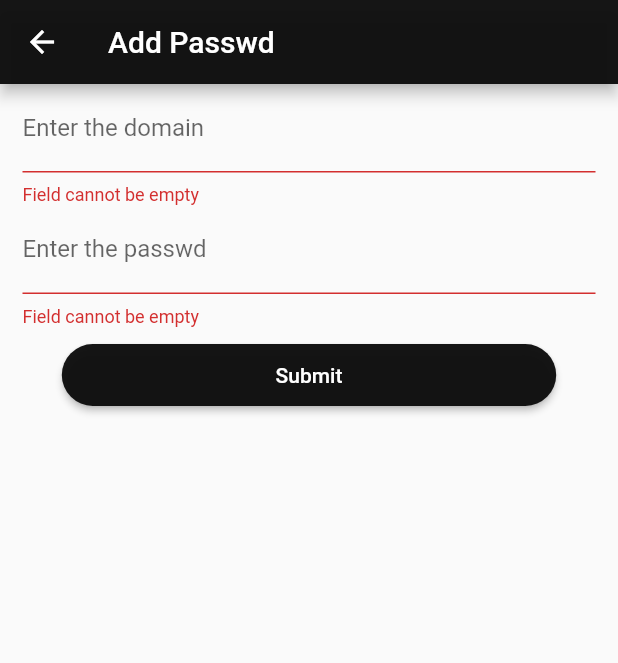
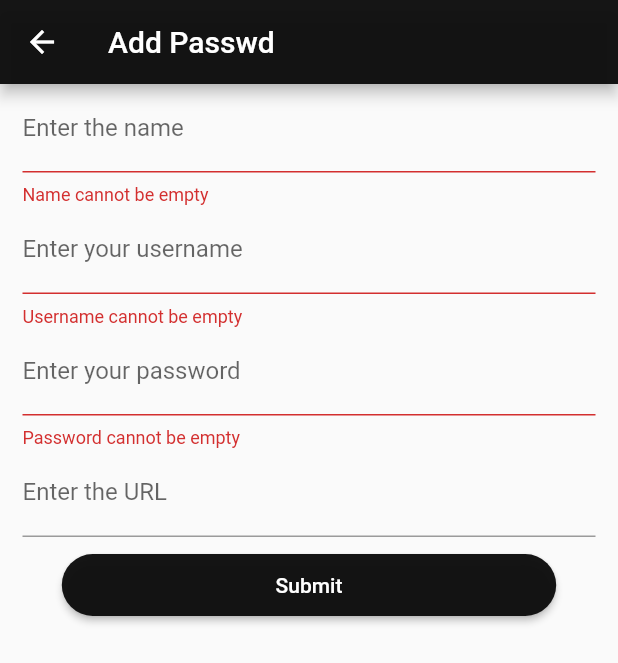
Before and after one commit to theTrivia/pssswd, a Flutter app: the AddPasswd screen opened directly, after a tap on "Submit", on a phone screen of 412 x 824 dp. Shown: the top 663 px of the screen. Run offline on Flutter 3.47's test engine with Material 2 defaults, Android fonts, the phone set to English and light mode, and no system bars; our stand-ins replace cloud_firestore, firebase_auth, firebase_core, flutter_dotenv, flutter_secure_storage, flutter_spinkit and 4 more; missing offline and left inert: crypt, encrypt, flutter_config; accounts and stored records are empty; generated files the repository leaves out were written again.

Commit message:
user can now add username and url

```diff
--- a/lib/components/changePassword.dart
+++ b/lib/components/changePassword.dart
@@ -9,12 +9,12 @@ import '../providers/user_entries.dart';
 
 class ChangePassword extends StatefulWidget {
   var entry_id;
-  var domain;
+  var name;
   var newPassword;
 
   ChangePassword(
     this.entry_id,
-    this.domain,
+    this.name,
     this.newPassword,
   );
 
@@ -94,7 +94,7 @@ class _ChangePasswordState extends State<ChangePassword> {
                     .fetchEntries();
                 Fluttertoast.showToast(
                     msg:
-                        'Your password for entry ${widget.domain} has been changed');
+                        'Your password for entry ${widget.name} has been changed');
                 Navigator.pop(context);
               },
               child: Text(
--- a/lib/components/passwdCard.dart
+++ b/lib/components/passwdCard.dart
@@ -13,7 +13,7 @@ import '../screens/addPasswd.dart';
 import '../functions/passwordDecrypter.dart';
 
 class PasswdCard extends StatefulWidget {
-  var domain;
+  var name;
   var password_key;
   var password;
   var entry_id;
@@ -22,7 +22,7 @@ class PasswdCard extends StatefulWidget {
   var randForKeyToStore;
 
   PasswdCard(
-    this.domain,
+    this.name,
     this.password,
     this.randForKeyToStore,
     this.randForIV,
@@ -57,9 +57,9 @@ class _PasswdCardState extends State<PasswdCard> {
               Container(
                 width: mediaQuery.size.width * 0.65,
                 child: Text(
-                  (widget.domain.length > 15
-                      ? '${widget.domain.substring(0, 15)}...'
-                      : widget.domain),
+                  (widget.name.length > 15
+                      ? '${widget.name.substring(0, 15)}...'
+                      : widget.name),
                   style: TextStyle(
                     fontWeight: FontWeight.bold,
                   ),
@@ -104,13 +104,13 @@ class _PasswdCardState extends State<PasswdCard> {
                     widget.randForIV,
                     masterPassword);
                 print(decryptedPassword);
-                print(widget.domain);
+                print(widget.name);
                 print(widget.entry_id);
                 var res = await Navigator.push(
                   context,
                   MaterialPageRoute(
                     builder: (context) => EditPassword(
-                        widget.domain, decryptedPassword, widget.entry_id),
+                        widget.name, decryptedPassword, widget.entry_id),
                   ),
                 );
               },
--- a/lib/models/passwd.dart
+++ b/lib/models/passwd.dart
@@ -1,15 +1,19 @@
 import 'package:cloud_firestore/cloud_firestore.dart';
 
-class Passwd {
+class PasswordEntry {
   final String user_id;
   final Timestamp timestamp;
-  final String domain;
+  final String name;
   final String password;
+  final String username;
+  final String url;
 
-  Passwd({
+  PasswordEntry({
     required this.user_id,
-    required this.domain,
+    required this.name,
+    required this.username,
     required this.password,
     required this.timestamp,
+    required this.url,
   });
 }
--- a/lib/screens/addPasswd.dart
+++ b/lib/screens/addPasswd.dart
@@ -17,9 +17,11 @@ class AddPasswd extends StatefulWidget {
 
 class _AddPasswdState extends State<AddPasswd> {
   final secureStorage = new FlutterSecureStorage();
-  final enteredDomain = TextEditingController();
+  final enteredName = TextEditingController();
 
-  final enteredPasswd = TextEditingController();
+  final enteredPassword = TextEditingController();
+  final enteredUsername = TextEditingController();
+  final enteredUrl = TextEditingController();
   var _uid;
   final GlobalKey<FormState> _addPasswordFormValidationKey =
       GlobalKey<FormState>();
@@ -40,25 +42,39 @@ class _AddPasswdState extends State<AddPasswd> {
               children: [
                 TextFormField(
                   decoration: InputDecoration(
-                    labelText: 'Enter the domain',
+                    labelText: 'Enter the name',
                   ),
-                  controller: enteredDomain,
+                  controller: enteredName,
                   validator: (val) {
                     if (val == '') {
-                      return "Field cannot be empty";
+                      return "Name cannot be empty";
                     }
                     return null;
                   },
                 ),
                 TextFormField(
-                  decoration: InputDecoration(labelText: 'Enter the passwd'),
-                  controller: enteredPasswd,
+                  decoration: InputDecoration(labelText: 'Enter your username'),
+                  controller: enteredUsername,
                   validator: (val) {
                     if (val == '') {
-                      return "Field cannot be empty";
+                      return "Username cannot be empty";
                     }
                     return null;
                   },
+                ),
+                TextFormField(
+                  decoration: InputDecoration(labelText: 'Enter your password'),
+                  controller: enteredPassword,
+                  validator: (val) {
+                    if (val == '') {
+                      return "Password cannot be empty";
+                    }
+                    return null;
+                  },
+                ),
+                TextFormField(
+                  decoration: InputDecoration(labelText: 'Enter the URL'),
+                  controller: enteredUrl,
                 ),
                 ButtonTheme(
                   minWidth: mediaQuery.size.width * 0.8,
@@ -69,19 +85,21 @@ class _AddPasswdState extends State<AddPasswd> {
                       onPressed: () async {
                         if (_addPasswordFormValidationKey.currentState!
                             .validate()) {}
-                        if (enteredDomain.text == '' ||
-                            enteredPasswd.text == '') {
-                          print('Entered Domain/Password cannot be null');
+                        if (enteredName.text == '' ||
+                            enteredPassword.text == '') {
+                          print('Entered Name/Password cannot be null');
                           return;
                         }
                         _uid = await secureStorage.read(key: 'loggedInUserId');
 
                         Random random = new Random();
-                        final newEntry = Passwd(
+                        final newEntry = PasswordEntry(
                           user_id: _uid,
-                          domain: enteredDomain.text,
-                          password: enteredPasswd.text,
+                          name: enteredName.text,
+                          username: enteredUsername.text,
+                          password: enteredPassword.text,
                           timestamp: Timestamp.now(),
+                          url: enteredUrl.text,
                         );
 
                         var masterPassword =
@@ -93,7 +111,7 @@ class _AddPasswdState extends State<AddPasswd> {
 
                         final newEntryPush = {
                           "user_id": newEntry.user_id,
-                          "domain": newEntry.domain,
+                          "name": newEntry.name,
                           "password": encryptedPasswordMap['encryptedPassword'],
                           "randForKeyToStore":
                               encryptedPasswordMap['randForKeyToStore'],
@@ -101,7 +119,7 @@ class _AddPasswdState extends State<AddPasswd> {
                           "timestamp": newEntry.timestamp,
                         };
 
-                        if (newEntry.domain.isEmpty ||
+                        if (newEntry.name.isEmpty ||
                             newEntry.password.isEmpty) {
                           return;
                         }
--- a/lib/screens/editPassword.dart
+++ b/lib/screens/editPassword.dart
@@ -13,10 +13,10 @@ import '../components/changePassword.dart';
 
 class EditPassword extends StatefulWidget {
   final password;
-  final domain;
+  final name;
   final entry_id;
 
-  EditPassword(this.domain, this.password, this.entry_id);
+  EditPassword(this.name, this.password, this.entry_id);
 
   @override
   State<EditPassword> createState() => _EditPasswordState();
@@ -28,8 +28,8 @@ class _EditPasswordState extends State<EditPassword> {
 
   var _isPasswordVisible = false;
 
-  TextEditingController get newDomainContrEditollerc =>
-      TextEditingController(text: widget.domain);
+  TextEditingController get newNameController =>
+      TextEditingController(text: widget.name);
 
   var newPasswordValue = '';
   @override
@@ -60,9 +60,9 @@ class _EditPasswordState extends State<EditPassword> {
                   height: mediaQuery.size.height * 0.15,
                   child: Center(
                     child: Text(
-                      (widget.domain.length > 10
-                          ? '${widget.domain.substring(0, 7)}...'
-                          : widget.domain),
+                      (widget.name.length > 10
+                          ? '${widget.name.substring(0, 7)}...'
+                          : widget.name),
                       style: TextStyle(
                         fontSize: 30,
                         fontWeight: FontWeight.bold,
@@ -143,7 +143,7 @@ class _EditPasswordState extends State<EditPassword> {
                   children: [
                     ChangePassword(
                       widget.entry_id,
-                      widget.domain,
+                      widget.name,
                       newPasswordValue,
                     ),
                   ],
--- a/lib/screens/landingPage.dart
+++ b/lib/screens/landingPage.dart
@@ -54,20 +54,16 @@ class _LandingPageState extends State<LandingPage> {
             mainAxisAlignment: MainAxisAlignment.start,
             children: [
               Container(
-                // color: Colors.amber,
                 height: (mediaQuery.size.height -
                         mediaQuery.padding.top -
                         mediaQuery.padding.bottom) *
                     0.55,
-                // wi
-                // color: Colors.amber,
                 child: Image.asset(
                   'assets/images/pssswd_trial.png',
                 ),
               ),
               if (isUserLoggedInUsingEmailPassword == 'true')
                 Container(
-                  // color: Colors.blue,
                   height: mediaQuery.size.height * 0.3,
                   child: Form(
                     key: _masterPasswordFormValidationKey,
--- a/lib/screens/passwdList.dart
+++ b/lib/screens/passwdList.dart
@@ -52,7 +52,7 @@ class _PasswdListState extends State<PasswdList> {
                         children: [
                           PasswdCard(
                             context.watch<UserEntries>().entries[index]['data']
-                                ['domain'],
+                                ['name'],
                             context.watch<UserEntries>().entries[index]['data']
                                 ['password'],
                             context.watch<UserEntries>().entries[index]['data']
@@ -68,18 +68,15 @@ class _PasswdListState extends State<PasswdList> {
                   ),
                 ),
                 Container(
-                  // color: Colors.amber,
                   height:
                       (mediaQuery.size.height - AppBar().preferredSize.height) *
                           0.08,
                   child: Column(
                     mainAxisAlignment: MainAxisAlignment.center,
                     children: [
-                      // if (context.watch<UserEntries>().entries != null)
                       ButtonTheme(
                         height: mediaQuery.size.height * 0.05,
                         minWidth: mediaQuery.size.width * 0.8,
-                        // height: mediaQuery.size.height * 0.05,
                         child: RaisedButton(
                           onPressed: () async {
                             await Navigator.push(
--- a/pubspec.yaml
+++ b/pubspec.yaml
@@ -64,8 +64,10 @@ dev_dependencies:
 flutter_icons:
   ios: true
   android: true
-  image_path_ios: "assets/images/pssswd-logos_white-trial.png"
-  image_path_android: "assets/images/pssswd-logos_white-trial.png"
+  image_path_ios: "assets/images/pssswd_trial.png"
+  image_path_android: "assets/images/pssswd_trial.png"
+  adaptive_icon_background: "assets/images/pssswd_launcher_background.png"
+  adaptive_icon_foreground: "assets/images/pssswd_launcher_background.png"
 
 
   # The "flutter_lints" package below contains a set of recommended lints to
```
Also changed, not shown: assets/images/pssswd_launcher_background.png (added).
